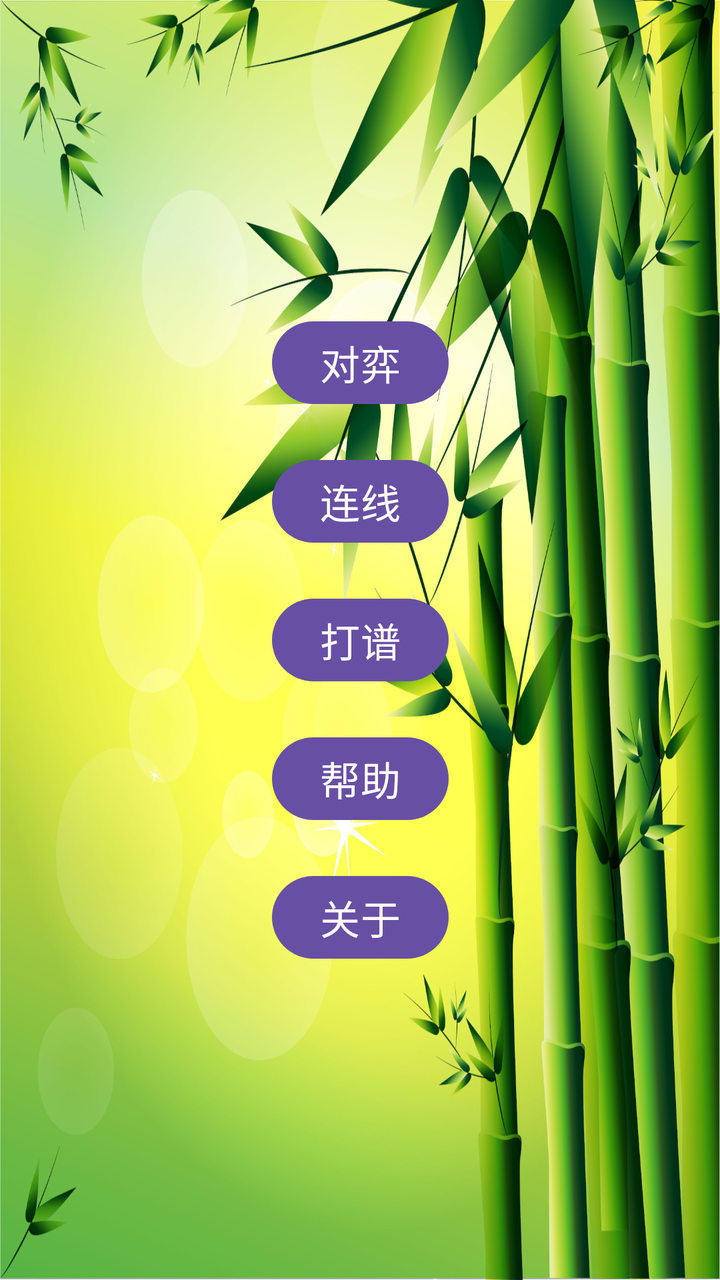
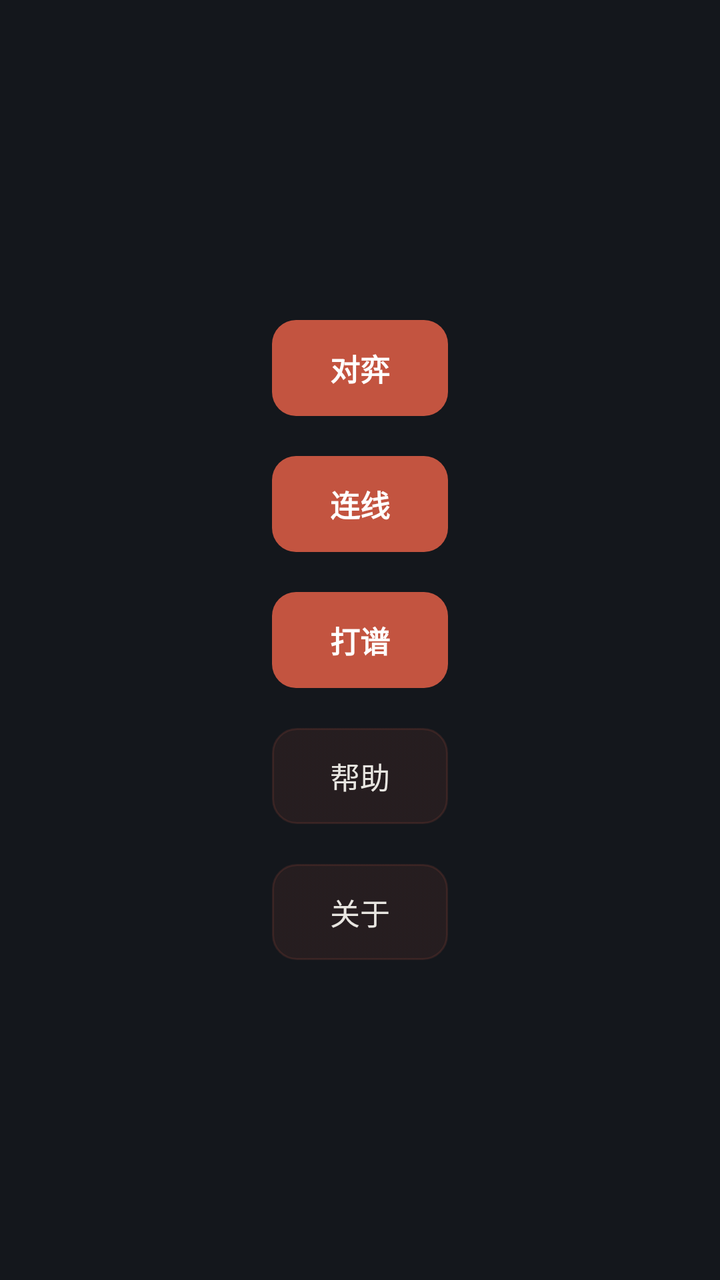

Two renders of the same Android screen: before a commit and after it. Below are the layout's source before the change and the commit's diff.
<!-- AndroidManifest.xml: application theme Theme.ChineseChess -->
<!-- res/layout/activity_main.xml -->
<?xml version="1.0" encoding="utf-8"?>
<androidx.constraintlayout.widget.ConstraintLayout xmlns:android="http://schemas.android.com/apk/res/android"
    xmlns:app="http://schemas.android.com/apk/res-auto"
    xmlns:tools="http://schemas.android.com/tools"
    android:id="@+id/main"
    android:layout_width="match_parent"
    android:layout_height="match_parent"
    android:background="@drawable/chessbg"
    tools:context=".MainActivity">


    <androidx.constraintlayout.widget.ConstraintLayout
        android:layout_width="match_parent"
        android:layout_height="wrap_content"
        app:layout_constraintBottom_toBottomOf="parent"
        app:layout_constraintEnd_toEndOf="parent"
        app:layout_constraintStart_toStartOf="parent"
        app:layout_constraintTop_toTopOf="parent">

        <Button
            android:id="@+id/button_play"
            android:layout_width="wrap_content"
            android:layout_height="wrap_content"
            android:layout_marginVertical="10dp"
            android:text="对弈"
            android:textSize="20dp"
            app:layout_constraintBottom_toTopOf="@+id/button_link"
            app:layout_constraintEnd_toEndOf="parent"
            app:layout_constraintStart_toStartOf="parent"
            app:layout_constraintTop_toTopOf="parent" />

        <Button
            android:id="@+id/button_link"
            android:layout_width="wrap_content"
            android:layout_height="wrap_content"
            android:layout_marginVertical="10dp"
            android:text="连线"
            android:textSize="20dp"
            app:layout_constraintBottom_toTopOf="@+id/button_learn"
            app:layout_constraintEnd_toEndOf="parent"
            app:layout_constraintStart_toStartOf="parent"
            app:layout_constraintTop_toBottomOf="@+id/button_play" />

        <Button
            android:id="@+id/button_learn"
            android:layout_width="wrap_content"
            android:layout_height="wrap_content"
            android:layout_marginVertical="10dp"
            android:text="打谱"
            android:textSize="20dp"
            app:layout_constraintBottom_toTopOf="@+id/button_help"
            app:layout_constraintEnd_toEndOf="parent"
            app:layout_constraintStart_toStartOf="parent"
            app:layout_constraintTop_toBottomOf="@+id/button_link" />

        <Button
            android:id="@+id/button_help"
            android:layout_width="wrap_content"
            android:layout_height="wrap_content"
            android:layout_marginVertical="10dp"
            android:text="帮助"
            android:textSize="20dp"
            app:layout_constraintBottom_toTopOf="@+id/button_about"
            app:layout_constraintEnd_toEndOf="parent"
            app:layout_constraintStart_toStartOf="parent"
            app:layout_constraintTop_toBottomOf="@+id/button_learn" />

        <Button
            android:id="@+id/button_about"
            android:layout_width="wrap_content"
            android:layout_height="wrap_content"
            android:layout_marginVertical="10dp"
            android:text="关于"
            android:textSize="20dp"
            app:layout_constraintBottom_toBottomOf="parent"
            app:layout_constraintEnd_toEndOf="parent"
            app:layout_constraintStart_toStartOf="parent"
            app:layout_constraintTop_toBottomOf="@+id/button_help" />

    </androidx.constraintlayout.widget.ConstraintLayout>


</androidx.constraintlayout.widget.ConstraintLayout>
<!-- resources referenced by this layout -->
<resources>
  <!-- drawable chessbg: jpg bitmap (drawable, 463124 bytes) -->
  <style name="Theme.ChineseChess" parent="Base.Theme.ChineseChess" />
  <style name="Base.Theme.ChineseChess" parent="Theme.Material3.DayNight.NoActionBar">
          
          
      </style>
</resources>

<!-- the commit's change to res/layout/activity_main.xml (unified diff, before → after) -->
@@ -5,7 +5,7 @@
     android:id="@+id/main"
     android:layout_width="match_parent"
     android:layout_height="match_parent"
-    android:background="@drawable/chessbg"
+    android:background="@color/qi_ink"
     tools:context=".MainActivity">
 
 
@@ -19,11 +19,11 @@
 
         <Button
             android:id="@+id/button_play"
+            style="@style/HomeButton.Primary"
             android:layout_width="wrap_content"
-            android:layout_height="wrap_content"
+            android:layout_height="48dp"
             android:layout_marginVertical="10dp"
             android:text="对弈"
-            android:textSize="20dp"
             app:layout_constraintBottom_toTopOf="@+id/button_link"
             app:layout_constraintEnd_toEndOf="parent"
             app:layout_constraintStart_toStartOf="parent"
@@ -31,11 +31,11 @@
 
         <Button
             android:id="@+id/button_link"
+            style="@style/HomeButton.Primary"
             android:layout_width="wrap_content"
-            android:layout_height="wrap_content"
+            android:layout_height="48dp"
             android:layout_marginVertical="10dp"
             android:text="连线"
-            android:textSize="20dp"
             app:layout_constraintBottom_toTopOf="@+id/button_learn"
             app:layout_constraintEnd_toEndOf="parent"
             app:layout_constraintStart_toStartOf="parent"
@@ -43,11 +43,11 @@
 
         <Button
             android:id="@+id/button_learn"
+            style="@style/HomeButton.Primary"
             android:layout_width="wrap_content"
-            android:layout_height="wrap_content"
+            android:layout_height="48dp"
             android:layout_marginVertical="10dp"
             android:text="打谱"
-            android:textSize="20dp"
             app:layout_constraintBottom_toTopOf="@+id/button_help"
             app:layout_constraintEnd_toEndOf="parent"
             app:layout_constraintStart_toStartOf="parent"
@@ -55,11 +55,11 @@
 
         <Button
             android:id="@+id/button_help"
+            style="@style/HomeButton.Secondary"
             android:layout_width="wrap_content"
-            android:layout_height="wrap_content"
+            android:layout_height="48dp"
             android:layout_marginVertical="10dp"
             android:text="帮助"
-            android:textSize="20dp"
             app:layout_constraintBottom_toTopOf="@+id/button_about"
             app:layout_constraintEnd_toEndOf="parent"
             app:layout_constraintStart_toStartOf="parent"
@@ -67,11 +67,11 @@
 
         <Button
             android:id="@+id/button_about"
+            style="@style/HomeButton.Secondary"
             android:layout_width="wrap_content"
-            android:layout_height="wrap_content"
+            android:layout_height="48dp"
             android:layout_marginVertical="10dp"
             android:text="关于"
-            android:textSize="20dp"
             app:layout_constraintBottom_toBottomOf="parent"
             app:layout_constraintEnd_toEndOf="parent"
             app:layout_constraintStart_toStartOf="parent"
<!-- resource entries referenced after the edit -->
@@ -1,10 +1,84 @@
 <!-- resources referenced by this layout -->
 <resources>
-  <!-- drawable chessbg: jpg bitmap (drawable, 463124 bytes) -->
+  <color name="qi_ink">#14171C</color>
+  <style name="HomeButton.Primary" parent="">
+          <item name="android:background">@drawable/home_btn_primary</item>
+          <item name="android:textColor">@color/white</item>
+          <item name="android:textSize">15sp</item>
+          <item name="android:textStyle">bold</item>
+          <item name="android:minHeight">48dp</item>
+          <item name="android:gravity">center</item>
+      </style>
+  <style name="HomeButton.Secondary" parent="">
+          <item name="android:background">@drawable/home_btn_secondary</item>
+          <item name="android:textColor">@color/qi_ivory</item>
+          <item name="android:textSize">15sp</item>
+          <item name="android:minHeight">48dp</item>
+          <item name="android:gravity">center</item>
+      </style>
   <style name="Theme.ChineseChess" parent="Base.Theme.ChineseChess" />
+  <!-- drawable home_btn_primary (drawable) -->
+  <?xml version="1.0" encoding="utf-8"?>
+  <selector xmlns:android="http://schemas.android.com/apk/res/android">
+      <item android:state_enabled="false">
+          <shape android:shape="rectangle">
+              <corners android:radius="@dimen/qi_r_m" />
+              <solid android:color="#33262B38" />
+          </shape>
+      </item>
+      <item android:state_pressed="true">
+          <shape android:shape="rectangle">
+              <corners android:radius="@dimen/qi_r_m" />
+              <solid android:color="@color/qi_zhu_btn_press" />
+          </shape>
+      </item>
+      <item>
+          <shape android:shape="rectangle">
+              <corners android:radius="@dimen/qi_r_m" />
+              <solid android:color="@color/qi_zhu_btn" />
+          </shape>
+      </item>
+  </selector>
+  <color name="white">#FFFFFFFF</color>
+  <!-- drawable home_btn_secondary (drawable) -->
+  <?xml version="1.0" encoding="utf-8"?>
+  <selector xmlns:android="http://schemas.android.com/apk/res/android">
+      <item android:state_enabled="false">
+          <shape android:shape="rectangle">
+              <corners android:radius="@dimen/qi_r_m" />
+              <solid android:color="#1F1A2230" />
+          </shape>
+      </item>
+      <item android:state_pressed="true">
+          <shape android:shape="rectangle">
+              <corners android:radius="@dimen/qi_r_m" />
+              <solid android:color="@color/qi_line2" />
+              <stroke
+                  android:width="1dp"
+                  android:color="@color/qi_line3" />
+          </shape>
+      </item>
+      <item>
+          <shape android:shape="rectangle">
+              <corners android:radius="@dimen/qi_r_m" />
+              <solid android:color="@color/qi_line1" />
+              <stroke
+                  android:width="1dp"
+                  android:color="@color/qi_line2" />
+          </shape>
+      </item>
+  </selector>
+  <color name="qi_ivory">#E8E6E1</color>
   <style name="Base.Theme.ChineseChess" parent="Theme.Material3.DayNight.NoActionBar">
           
-          
+          <item name="colorPrimary">@color/qi_zhu_btn</item>
+          <item name="colorAccent">@color/qi_zhu_btn</item>
       </style>
+  <dimen name="qi_r_m">12dp</dimen>
+  <color name="qi_zhu_btn_press">#B04A38</color>
+  <color name="qi_zhu_btn">#C35440</color>
+  <color name="qi_line2">#29FFFFFF</color>
+  <color name="qi_line3">#47FFFFFF</color>
+  <color name="qi_line1">#1AFFFFFF</color>
 </resources>
 
